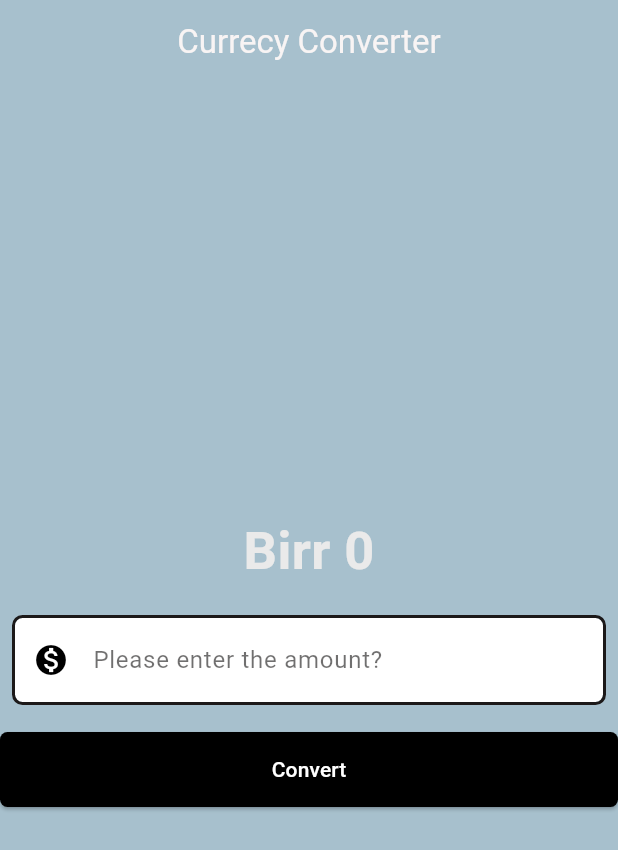
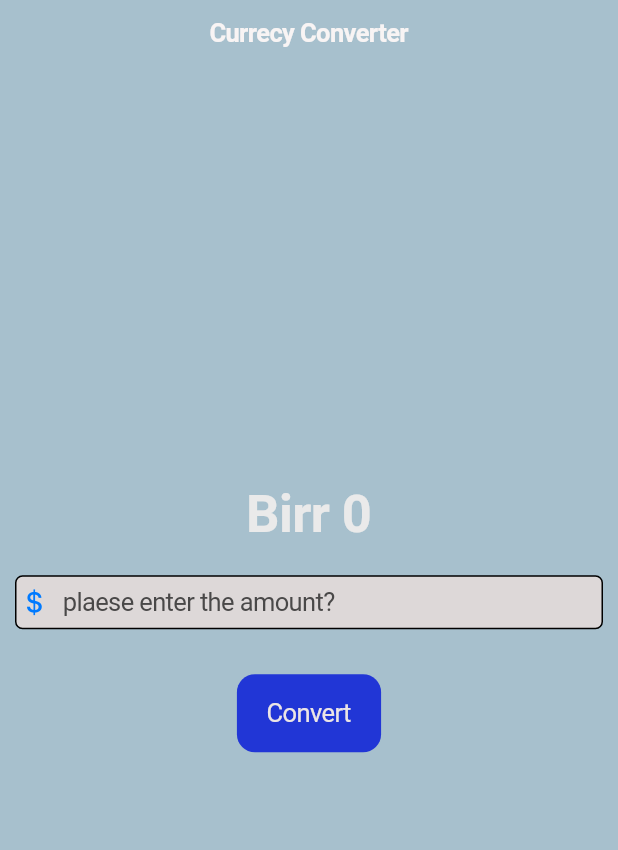
Before and after one commit to Fenet-Ab/flutter-currency-converter, a Flutter app: the screen it shows after launch, on a phone screen of 412 x 824 dp. Shown: the top 850 px of the screen. Run offline on Flutter 3.47's test engine with Material 3 defaults, Android fonts, the phone set to English and light mode, and no system bars.

Commit message:
Initial commit

```diff
--- /dev/null
+++ b/lib/currency_converter_cupertino_page.dart
@@ -0,0 +1,113 @@
+import 'package:flutter/cupertino.dart';
+class CurrencyConverterCupertinoPage extends StatefulWidget{
+   const CurrencyConverterCupertinoPage({super.key});
+  // print("constractor") ;
+
+
+ @override
+  State<CurrencyConverterCupertinoPage>createState() {
+    print("create a state");
+    return _CurrencyConverterCupertinoPage();
+  }
+
+
+
+}
+class _CurrencyConverterCupertinoPage extends State<CurrencyConverterCupertinoPage>{
+
+ void convert(){
+   setState(() {
+               result = double.parse(textEditingController.text)*100;
+             });
+
+ }
+
+
+  // void initState() {
+  //   super.initState();
+  //    print("rebuild");
+
+  // }
+  double result=0;
+   final TextEditingController textEditingController = TextEditingController();
+   @override
+   Widget build(BuildContext context) {
+  print("rebuilt");
+
+
+   (
+      borderSide: const BorderSide(
+        color: Color.fromARGB(255, 28, 25, 25),
+        width: 2,
+        style: BorderStyle.solid,
+        strokeAlign: BorderSide.strokeAlignOutside,
+      ),
+      borderRadius: BorderRadius.circular(5),
+    );
+
+    return CupertinoPageScaffold(
+       backgroundColor: const Color.fromARGB(255, 167, 192, 205),
+      navigationBar: CupertinoNavigationBar(
+
+        middle: Text("Currecy Converter",
+        style:TextStyle( color: Color.fromARGB(255, 248, 244, 244),) ),
+
+
+      ),child: Center(
+        child: Column(
+          mainAxisAlignment: MainAxisAlignment.center,
+          crossAxisAlignment: CrossAxisAlignment.center,
+          children: [
+           Container(
+
+
+            child: Text(
+              'Birr ${result!=0? result.toStringAsFixed(2): result.toStringAsFixed(0)}',
+              style: TextStyle(
+                fontSize: 35,
+                fontWeight: FontWeight.bold,
+                color: Color.fromARGB(255, 234, 234, 234),
+              ),
+            ),
+
+           ),
+           Padding(
+              padding: const EdgeInsets.symmetric(horizontal: 10, vertical: 20),
+
+              child: CupertinoTextField(
+                controller: textEditingController,
+                style: const TextStyle(color: Color.fromARGB(255, 22, 21, 21)),
+                decoration: BoxDecoration(
+                  border: Border.all(),
+                  borderRadius: BorderRadius.circular(5),
+                  color:  const Color.fromARGB(255, 221, 216, 216),   ),
+                  placeholder:("plaese enter the amount?"),
+                  placeholderStyle: TextStyle(color:Color.fromARGB(255, 73, 72, 72)),
+
+                  prefix: const Icon(CupertinoIcons.money_dollar),
+                     keyboardType: const TextInputType.numberWithOptions(decimal: true),
+              ),
+
+                ),
+              const SizedBox(height: 10,),
+
+          CupertinoButton(
+
+            onPressed: convert ,
+            color:const Color.fromARGB(255, 33, 54, 214),
+            child:const  Text("Convert", style: const TextStyle(color: Color.fromARGB(255, 236, 229, 229),),
+
+            ),
+
+
+            )
+
+
+
+          ],
+        ),
+      ),
+    );
+  }
+
+}
--- a/lib/main.dart
+++ b/lib/main.dart
@@ -1,8 +1,11 @@
 import 'package:currency_conveter/currency_conveter_material_page.dart';
+import 'currency_converter_cupertino_page.dart';
 import 'package:flutter/material.dart';
+import 'package:flutter/cupertino.dart';
+
 // import'package:flutter/cupertino.dart';
 void main() {
-  runApp(const MyApp());
+  runApp(const MyCupertinoApp ());
 }
 
 class MyApp extends StatelessWidget {
@@ -19,3 +22,13 @@ class MyApp extends StatelessWidget {
   }
 
 }
+class MyCupertinoApp extends StatelessWidget {
+  const MyCupertinoApp({super.key});
+
+  @override
+  Widget build(BuildContext context) {
+    return const CupertinoApp(
+      home: CurrencyConverterCupertinoPage(),
+    );
+  }
+}
```
